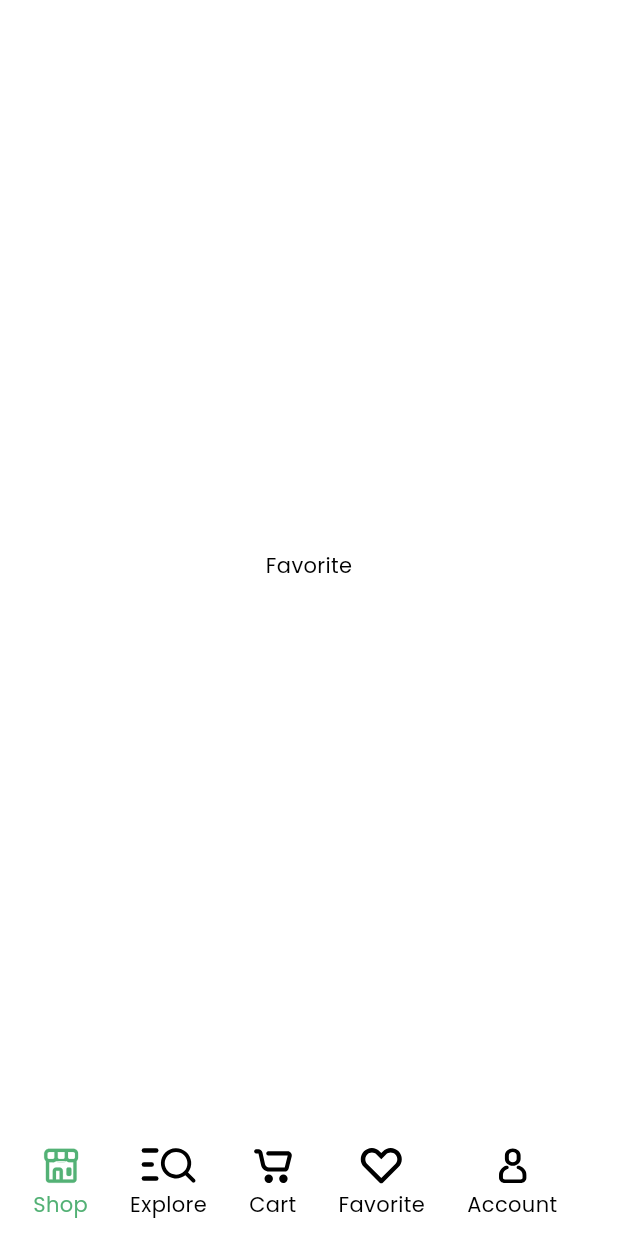
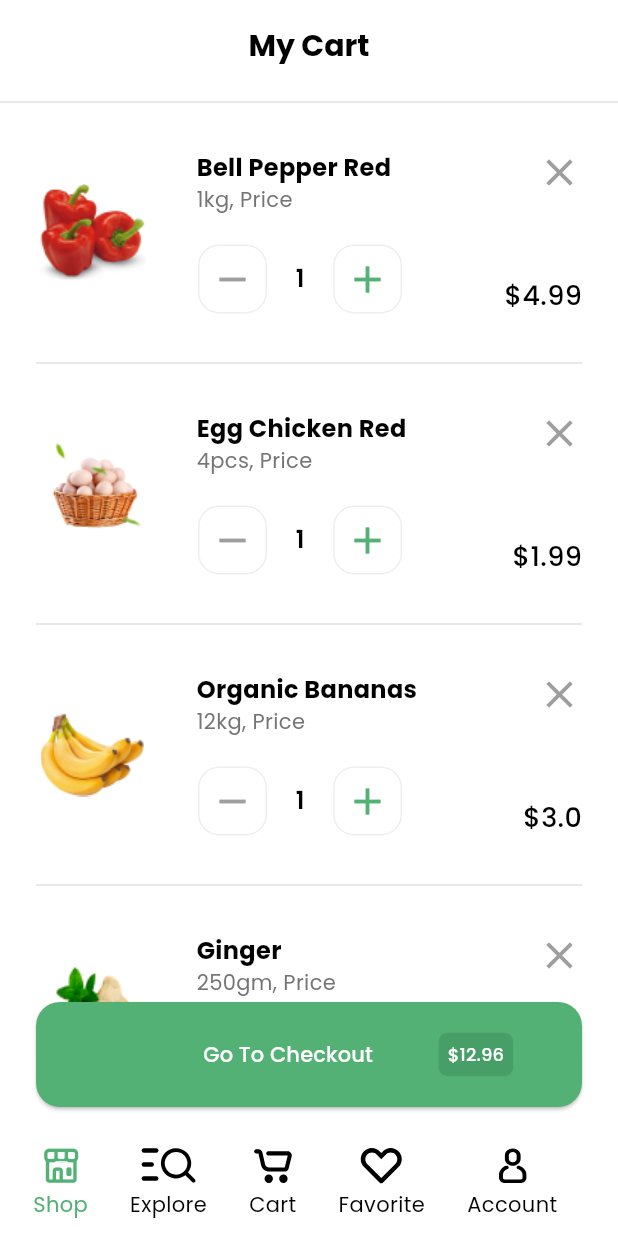
Before and after one commit to Ahmad-Nour-Haidar/nectar-app-task, a Flutter app: the HomeScreen screen opened by its route, swiped to page 3, on a phone screen of 412 x 824 dp. Run offline on Flutter 3.47's test engine with Material 3 defaults, Android fonts, the phone set to English and light mode, and no system bars; our stand-ins replace animate_do, flutter_svg, gap, go_router.

Commit message:
create cart view

```diff
--- /dev/null
+++ b/lib/entities/cart_item.dart
@@ -0,0 +1,8 @@
+class CartItem {
+  final String image;
+  final String name;
+  final String volume;
+  final num price;
+
+  CartItem(this.name, {required this.image, required this.volume, required this.price});
+}
--- /dev/null
+++ b/lib/views/screens/cart/cart_view.dart
@@ -0,0 +1,77 @@
+import 'package:flutter/material.dart';
+
+import '../../../core/assets/app_images.dart';
+import '../../../entities/cart_item.dart';
+import '../../widgets/cart/cart_item_card.dart';
+import '../../widgets/cart/checkout_button.dart';
+
+class CartView extends StatelessWidget {
+  const CartView({super.key});
+
+  @override
+  Widget build(BuildContext context) {
+    return Scaffold(
+      appBar: AppBar(
+        title: const Text(
+          'My Cart',
+          style: TextStyle(
+            fontSize: 20,
+            fontWeight: FontWeight.bold,
+          ),
+        ),
+        centerTitle: true,
+        toolbarHeight: 60,
+      ),
+      body: ListView(
+        shrinkWrap: true,
+        children: [
+          Divider(
+            color: Colors.grey.shade300,
+          ),
+          Padding(
+            padding: const EdgeInsets.symmetric(horizontal: 24.0),
+            child: ListView(
+              physics: const NeverScrollableScrollPhysics(),
+              shrinkWrap: true,
+              children: [
+                CartItemCard(
+                  cartItem: CartItem(
+                    'Bell Pepper Red',
+                    image: AppImages.bellPepperRed,
+                    volume: '1kg',
+                    price: 4.99,
+                  ),
+                ),
+                CartItemCard(
+                  cartItem: CartItem(
+                    'Egg Chicken Red',
+                    image: AppImages.eggChickenRed,
+                    volume: '4pcs',
+                    price: 1.99,
+                  ),
+                ),
+                CartItemCard(
+                  cartItem: CartItem(
+                    'Organic Bananas',
+                    image: AppImages.organicBananas,
+                    volume: '12kg',
+                    price: 3.00,
+                  ),
+                ),
+                CartItemCard(
+                  cartItem: CartItem(
+                    'Ginger',
+                    image: AppImages.ginger,
+                    volume: '250gm',
+                    price: 2.99,
+                  ),
+                ),
+              ],
+            ),
+          )
+        ],
+      ),
+      bottomNavigationBar: const CheckoutButton(),
+    );
+  }
+}
--- a/lib/views/screens/home_screen.dart
+++ b/lib/views/screens/home_screen.dart
@@ -5,6 +5,7 @@ import 'package:task/views/widgets/bottom_nav_bar_item.dart';
 import '../../../../core/assets/app_svgs.dart';
 import '../widgets/bottom_nav_bar.dart';
 import '../widgets/find_products_view.dart';
+import 'cart/cart_view.dart';
 
 class HomeScreen extends StatefulWidget {
   const HomeScreen({super.key});
@@ -38,6 +39,7 @@ class _HomeScreenState extends State<HomeScreen> {
         children: const [
           Center(child: Text('Shop')),
           FindProductsScreen(),
+          CartView(),
           Center(child: Text('Favorite')),
           Center(child: Text('Account')),
         ],
--- /dev/null
+++ b/lib/views/widgets/cart/cart_item_card.dart
@@ -0,0 +1,89 @@
+import 'package:flutter/material.dart';
+
+import '../../../core/theme/app_colors.dart';
+import '../../../entities/cart_item.dart';
+
+part './cart_item_counter.dart';
+
+class CartItemCard extends StatelessWidget {
+  const CartItemCard({
+    super.key,
+    required this.cartItem,
+  });
+
+  final CartItem cartItem;
+
+  @override
+  Widget build(BuildContext context) {
+    return Column(
+      children: [
+        Padding(
+          padding: const EdgeInsets.symmetric(vertical: 24.0),
+          child: SizedBox(
+            height: 110,
+            child: Row(
+              children: [
+                Image.asset(
+                  cartItem.image,
+                  width: 75,
+                ),
+                const SizedBox(
+                  width: 32,
+                ),
+                Column(
+                  crossAxisAlignment: CrossAxisAlignment.start,
+                  children: [
+                    Text(
+                      cartItem.name,
+                      style: const TextStyle(
+                        fontSize: 16,
+                        fontWeight: FontWeight.bold,
+                      ),
+                    ),
+                    Text(
+                      '${cartItem.volume}, Price',
+                      style: TextStyle(
+                        color: Colors.grey.shade600,
+                      ),
+                    ),
+                    const Spacer(
+                      flex: 1,
+                    ),
+                    const CartItemCounter()
+                  ],
+                ),
+                const Spacer(
+                  flex: 1,
+                ),
+                Column(
+                  crossAxisAlignment: CrossAxisAlignment.end,
+                  mainAxisAlignment: MainAxisAlignment.spaceBetween,
+                  children: [
+                    GestureDetector(
+                      onTap: () {},
+                      child: const Icon(
+                        Icons.close,
+                        size: 30,
+                        color: Colors.grey,
+                      ),
+                    ),
+                    Text(
+                      '\$${cartItem.price}',
+                      style: const TextStyle(
+                        fontSize: 18,
+                        fontWeight: FontWeight.w500,
+                      ),
+                    )
+                  ],
+                )
+              ],
+            ),
+          ),
+        ),
+        Divider(
+          color: Colors.grey.shade300,
+        )
+      ],
+    );
+  }
+}
--- /dev/null
+++ b/lib/views/widgets/cart/cart_item_counter.dart
@@ -0,0 +1,70 @@
+part of './cart_item_card.dart';
+
+class CartItemCounter extends StatefulWidget {
+  const CartItemCounter({
+    super.key,
+  });
+
+  @override
+  State<CartItemCounter> createState() => _CartItemCounterState();
+}
+
+class _CartItemCounterState extends State<CartItemCounter> {
+  int quantity = 1;
+  @override
+  Widget build(BuildContext context) {
+    return Row(
+      children: [
+        IconButton(
+          onPressed: () {
+            setState(() {
+              quantity > 1 ? quantity-- : null;
+            });
+          },
+          icon: const Icon(Icons.remove),
+          color: Colors.grey,
+          iconSize: 30,
+          style: IconButton.styleFrom(
+            shape: RoundedRectangleBorder(
+              side: BorderSide(color: Colors.grey.shade200),
+              borderRadius: BorderRadius.circular(
+                14,
+              ),
+            ),
+          ),
+        ),
+        const SizedBox(
+          width: 18,
+        ),
+        Text(
+          '$quantity',
+          style: const TextStyle(
+            fontSize: 16,
+            fontWeight: FontWeight.w600,
+          ),
+        ),
+        const SizedBox(
+          width: 18,
+        ),
+        IconButton(
+          onPressed: () {
+            setState(() {
+              quantity++;
+            });
+          },
+          icon: const Icon(Icons.add),
+          color: AppColors.primary,
+          iconSize: 30,
+          style: IconButton.styleFrom(
+            shape: RoundedRectangleBorder(
+              side: BorderSide(color: Colors.grey.shade200),
+              borderRadius: BorderRadius.circular(
+                14,
+              ),
+            ),
+          ),
+        ),
+      ],
+    );
+  }
+}
--- /dev/null
+++ b/lib/views/widgets/cart/checkout_button.dart
@@ -0,0 +1,70 @@
+import 'package:flutter/material.dart';
+import 'package:go_router/go_router.dart';
+import 'package:task/routers.dart';
+
+import '../../../core/theme/app_colors.dart';
+
+class CheckoutButton extends StatelessWidget {
+  const CheckoutButton({
+    super.key,
+  });
+
+  @override
+  Widget build(BuildContext context) {
+    return Padding(
+      padding: const EdgeInsets.only(left: 24, right: 24, bottom: 16),
+      child: ElevatedButton(
+        onPressed: () {
+          GoRouter.of(context).push(AppRouter.orderAcceptedView);
+        },
+        style: ElevatedButton.styleFrom(
+          backgroundColor: AppColors.primary,
+          foregroundColor: Colors.white,
+          shape: RoundedRectangleBorder(
+            borderRadius: BorderRadius.circular(
+              16,
+            ),
+          ),
+          fixedSize: const Size.fromHeight(70),
+        ),
+        child: Row(
+          children: [
+            const Spacer(
+              flex: 4,
+            ),
+            const Text(
+              'Go To Checkout',
+              style: TextStyle(
+                color: Colors.white,
+              ),
+            ),
+            const Spacer(
+              flex: 2,
+            ),
+            Container(
+              decoration: const BoxDecoration(
+                color: Color(0xff489E67),
+                borderRadius: BorderRadius.all(
+                  Radius.circular(
+                    6,
+                  ),
+                ),
+              ),
+              padding: const EdgeInsets.all(6),
+              child: const Text(
+                '\$12.96',
+                style: TextStyle(
+                  color: Colors.white,
+                  fontSize: 12,
+                ),
+              ),
+            ),
+            const Spacer(
+              flex: 1,
+            ),
+          ],
+        ),
+      ),
+    );
+  }
+}
```
Also changed, not shown: lib/views/screens/cart/order_placed_view.dart (added, +61 -0 lines), lib/views/widgets/cart/back_to_home_button.dart (added, +36 -0 lines), lib/views/widgets/cart/track_order_button.dart (added, +33 -0 lines), assets/images/egg-chicken-red.png (renamed from assets/images/egg-chicken_red.png).
